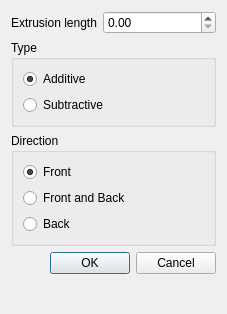
Old version of the form src/ExtrusionDialog.ui in the repository Makimars/Konstructor.
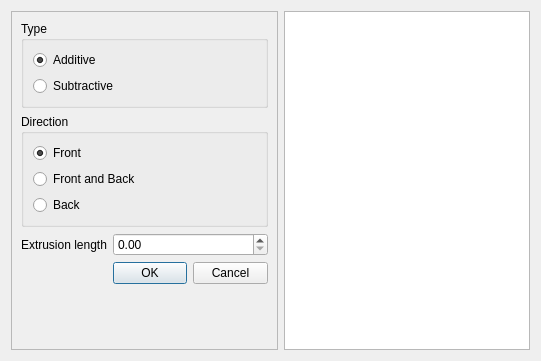
New version of the form.

Commit message: separating Polygons in Item

What changed in the file:
```diff
--- a/src/ExtrusionDialog.ui
+++ b/src/ExtrusionDialog.ui
@@ -6,22 +6,80 @@
    <rect>
     <x>0</x>
     <y>0</y>
-    <width>227</width>
-    <height>314</height>
+    <width>541</width>
+    <height>361</height>
    </rect>
   </property>
   <property name="windowTitle">
    <string>Dialog</string>
   </property>
+  <layout class="QHBoxLayout" name="horizontalLayout">
+   <item>
+    <widget class="QFrame" name="frame_2">
+     <property name="minimumSize">
+      <size>
+       <width>200</width>
+       <height>0</height>
+      </size>
+     </property>
+     <property name="frameShape">
+      <enum>QFrame::StyledPanel</enum>
+     </property>
+     <property name="frameShadow">
+      <enum>QFrame::Raised</enum>
+     </property>
   <layout class="QFormLayout" name="formLayout">
-   <item row="0" column="0">
+      <item row="1" column="0" colspan="2">
+       <widget class="QGroupBox" name="groupBox">
+        <property name="title">
+         <string>Direction</string>
+        </property>
+        <layout class="QVBoxLayout" name="verticalLayout">
+         <item>
+          <widget class="QRadioButton" name="frontButton">
+           <property name="text">
+            <string>Front</string>
+           </property>
+           <property name="checked">
+            <bool>true</bool>
+           </property>
+          </widget>
+         </item>
+         <item>
+          <widget class="QRadioButton" name="frontAndBackButton">
+           <property name="text">
+            <string>Front and Back</string>
+           </property>
+          </widget>
+         </item>
+         <item>
+          <widget class="QRadioButton" name="backButton">
+           <property name="text">
+            <string>Back</string>
+           </property>
+          </widget>
+         </item>
+        </layout>
+       </widget>
+      </item>
+      <item row="7" column="1">
+       <widget class="QDialogButtonBox" name="buttonBox">
+        <property name="orientation">
+         <enum>Qt::Horizontal</enum>
+        </property>
+        <property name="standardButtons">
+         <set>QDialogButtonBox::Cancel|QDialogButtonBox::Ok</set>
+        </property>
+       </widget>
+      </item>
+      <item row="4" column="0">
     <widget class="QLabel" name="label">
      <property name="text">
       <string>Extrusion length</string>
      </property>
     </widget>
    </item>
-   <item row="0" column="1">
+      <item row="4" column="1">
     <widget class="QDoubleSpinBox" name="lengthInput">
      <property name="sizePolicy">
       <sizepolicy hsizetype="MinimumExpanding" vsizetype="Fixed">
@@ -34,7 +92,7 @@
      </property>
     </widget>
    </item>
-   <item row="1" column="0" colspan="2">
+      <item row="0" column="0" colspan="2">
     <widget class="QGroupBox" name="typeGroup">
      <property name="title">
       <string>Type</string>
@@ -60,46 +118,13 @@
      </layout>
     </widget>
    </item>
-   <item row="2" column="0" colspan="2">
-    <widget class="QGroupBox" name="groupBox">
-     <property name="title">
-      <string>Direction</string>
-     </property>
-     <layout class="QVBoxLayout" name="verticalLayout">
-      <item>
-       <widget class="QRadioButton" name="frontButton">
-        <property name="text">
-         <string>Front</string>
-        </property>
-        <property name="checked">
-         <bool>true</bool>
-        </property>
-       </widget>
-      </item>
-      <item>
-       <widget class="QRadioButton" name="frontAndBackButton">
-        <property name="text">
-         <string>Front and Back</string>
-        </property>
-       </widget>
-      </item>
-      <item>
-       <widget class="QRadioButton" name="backButton">
-        <property name="text">
-         <string>Back</string>
-        </property>
-       </widget>
-      </item>
      </layout>
     </widget>
    </item>
-   <item row="4" column="0" colspan="2">
-    <widget class="QDialogButtonBox" name="buttonBox">
-     <property name="orientation">
-      <enum>Qt::Horizontal</enum>
-     </property>
-     <property name="standardButtons">
-      <set>QDialogButtonBox::Cancel|QDialogButtonBox::Ok</set>
+   <item>
+    <widget class="QListWidget" name="polygonsList">
+     <property name="selectionMode">
+      <enum>QAbstractItemView::ExtendedSelection</enum>
      </property>
     </widget>
    </item>
```
Lines whose indentation alone changed are shown as unchanged. The commit also changes 18 other files.
